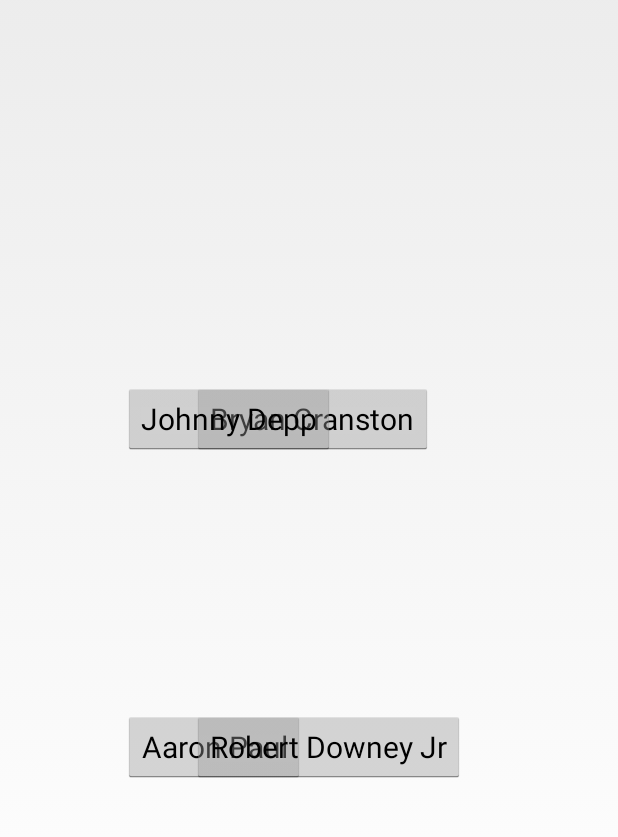
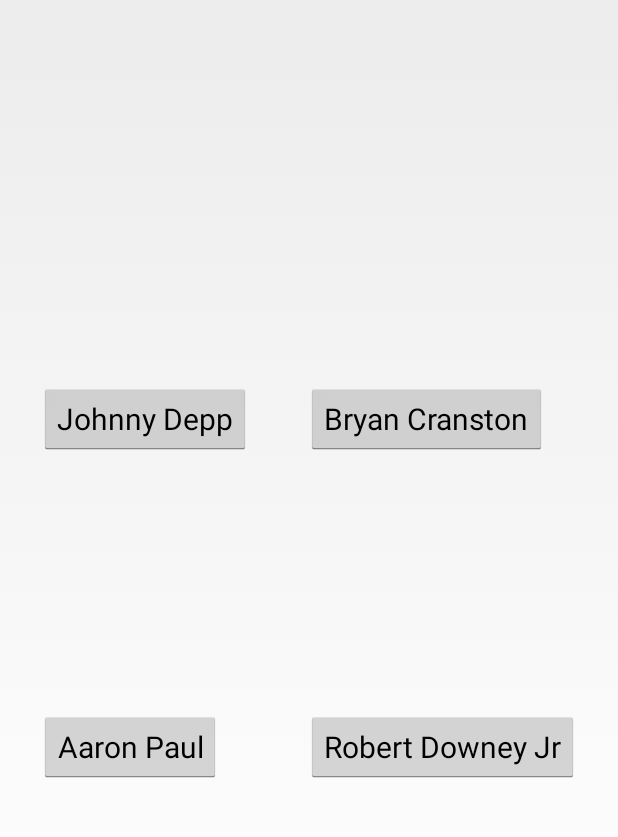
Before and after one commit to team-LRP/Guess_The_Voice, an Android app: the MainActivity2 screen opened directly, with no data from a screen before it, on a phone screen of 412 x 824 dp, the part 235-1072 px from its top. Run offline under Robolectric (Android 15) with nearby library versions, the phone set to English and light mode, and no system bars.

Commit message:
minor changes in the alignment

```diff
--- a/teamlrp/src/main/res/layout/activity_main2.xml
+++ b/teamlrp/src/main/res/layout/activity_main2.xml
@@ -35,7 +35,7 @@ android:id="@+id/button3"
 android:layout_alignTop="@+id/button4"
 android:layout_alignParentLeft="true"
 android:layout_alignParentStart="true"
-android:layout_marginLeft="66dp" />
+android:layout_marginLeft="10dp" />
 
 <Button
 android:layout_width="wrap_content"
@@ -45,7 +45,7 @@ android:id="@+id/button4"
 android:layout_alignParentBottom="true"
 android:layout_alignParentRight="true"
 android:layout_alignParentEnd="true"
-android:layout_marginRight="86dp"
+android:layout_marginRight="10dp"
 android:layout_marginBottom="129dp" />
 
 
```
